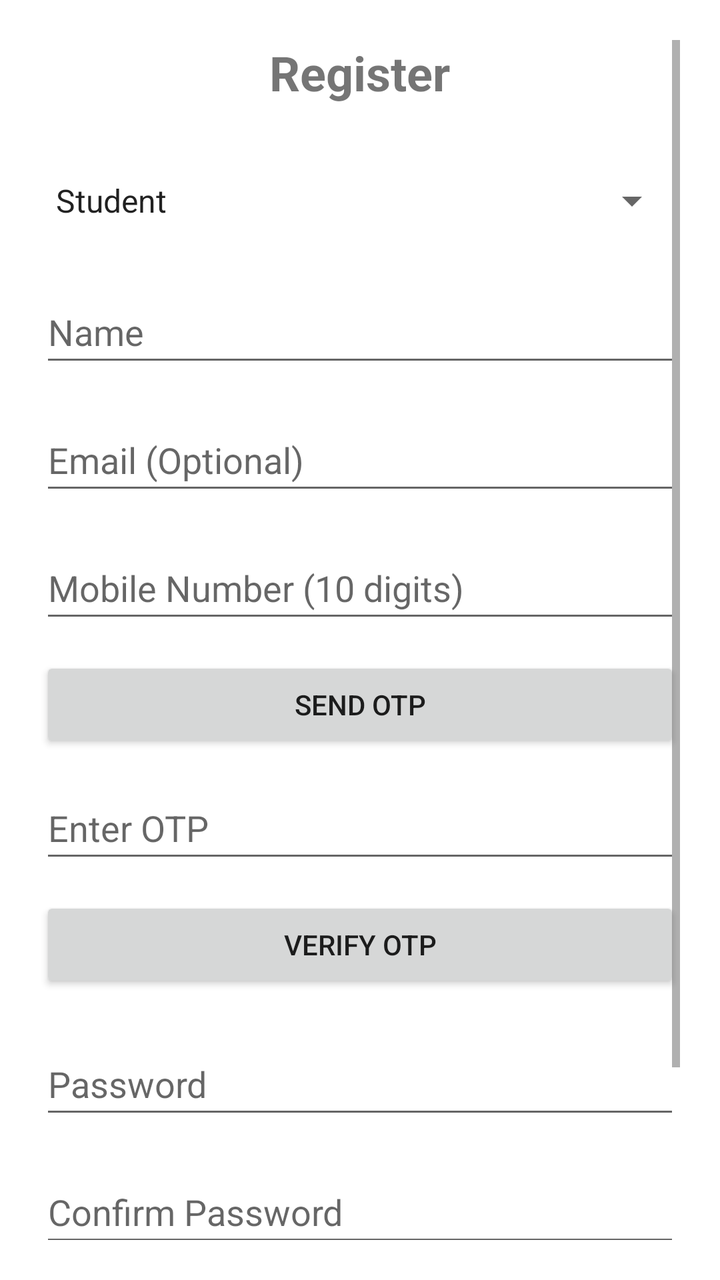
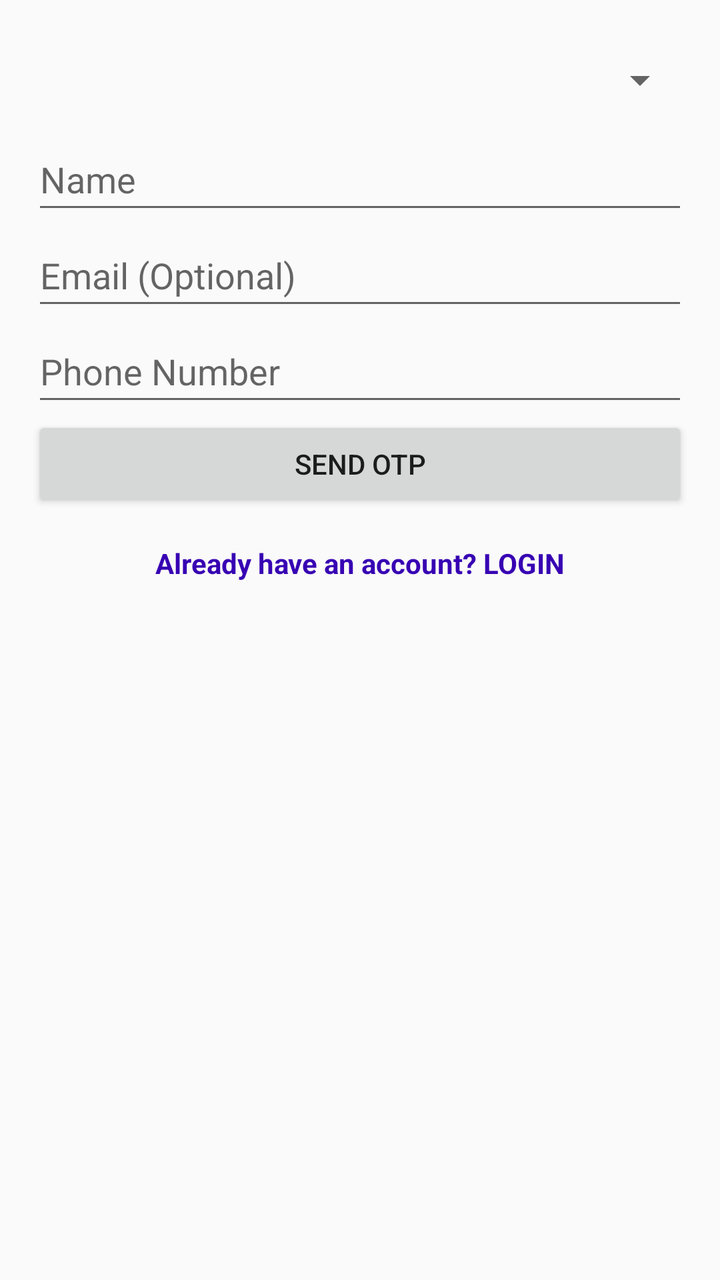

The first picture is an Android layout as it rendered before a commit; the second is the same layout after the commit. The layout source and the unified diff follow.
<!-- AndroidManifest.xml: application theme Theme.Seekshakcom -->
<!-- res/layout/activity_signup.xml -->
<?xml version="1.0" encoding="utf-8"?>
<ScrollView xmlns:android="http://schemas.android.com/apk/res/android"
    xmlns:tools="http://schemas.android.com/tools"
    android:layout_width="match_parent"
    android:layout_height="match_parent"
    android:padding="20dp"
    android:background="#FFFFFF">

    <LinearLayout
        android:layout_width="match_parent"
        android:layout_height="wrap_content"
        android:orientation="vertical"
        android:gravity="center_horizontal">

        <TextView
            android:id="@+id/textView_title"
            android:layout_width="wrap_content"
            android:layout_height="wrap_content"
            android:text="@string/register"
            android:textSize="24sp"
            android:textStyle="bold"
            android:layout_marginBottom="24dp" />

        <Spinner
            android:id="@+id/spinner_role"
            android:layout_width="match_parent"
            android:layout_height="wrap_content"
            android:layout_marginBottom="16dp"
            android:entries="@array/roles_array"
            android:minHeight="48dp" />

        <EditText
            android:id="@+id/editText_name"
            android:layout_width="match_parent"
            android:layout_height="wrap_content"
            android:layout_marginBottom="16dp"
            android:autofillHints=""
            android:hint="@string/name"
            android:inputType="textPersonName"
            android:minHeight="48dp"
            tools:ignore="VisualLintTextFieldSize" />

        <EditText
            android:id="@+id/editText_email"
            android:layout_width="match_parent"
            android:layout_height="wrap_content"
            android:layout_marginBottom="16dp"
            android:autofillHints=""
            android:hint="@string/email_optional"
            android:inputType="textEmailAddress"
            android:minHeight="48dp"
            tools:ignore="VisualLintTextFieldSize" />

        <EditText
            android:id="@+id/editText_phone"
            android:layout_width="match_parent"
            android:layout_height="wrap_content"
            android:layout_marginBottom="12dp"
            android:autofillHints=""
            android:hint="@string/mobile_number_10_digits"
            android:inputType="phone"
            android:maxLength="10"
            android:minHeight="48dp"
            tools:ignore="VisualLintTextFieldSize" />

        <Button
            android:id="@+id/button_send_otp"
            android:layout_width="match_parent"
            android:layout_height="wrap_content"
            android:text="@string/send_otp"
            android:layout_marginBottom="12dp"
            tools:ignore="VisualLintButtonSize" />

        <EditText
            android:id="@+id/editText_otp"
            android:layout_width="match_parent"
            android:layout_height="wrap_content"
            android:layout_marginBottom="12dp"
            android:autofillHints=""
            android:hint="@string/enter_otp"
            android:inputType="number"
            android:minHeight="48dp"
            tools:ignore="VisualLintTextFieldSize" />

        <Button
            android:id="@+id/button_verify_otp"
            android:layout_width="match_parent"
            android:layout_height="wrap_content"
            android:text="@string/verify_otp"
            android:layout_marginBottom="20dp"
            tools:ignore="VisualLintButtonSize" />

        <EditText
            android:id="@+id/editText_password"
            android:layout_width="match_parent"
            android:layout_height="wrap_content"
            android:layout_marginBottom="16dp"
            android:autofillHints=""
            android:hint="@string/password"
            android:inputType="textPassword"
            android:minHeight="48dp"
            tools:ignore="VisualLintTextFieldSize" />

        <EditText
            android:id="@+id/editText_confirm_password"
            android:layout_width="match_parent"
            android:layout_height="wrap_content"
            android:layout_marginBottom="20dp"
            android:autofillHints=""
            android:hint="@string/confirm_password"
            android:inputType="textPassword"
            android:minHeight="48dp"
            tools:ignore="VisualLintTextFieldSize" />

        <Button
            android:id="@+id/button_register"
            android:layout_width="match_parent"
            android:layout_height="wrap_content"
            android:text="Register"
            android:layout_marginBottom="24dp"
            tools:ignore="VisualLintButtonSize" />

        <TextView
            android:id="@+id/textView_login_redirect"
            android:layout_width="wrap_content"
            android:layout_height="wrap_content"
            android:text="@string/already_have_an_account_login_login"
            android:textColor="@color/purple_500"
            android:textStyle="bold"
            android:textSize="14sp"
            android:layout_marginTop="8dp" />

        
        <ProgressBar
            android:id="@+id/progressBar"
            style="?android:attr/progressBarStyle"
            android:layout_width="wrap_content"
            android:layout_height="wrap_content"
            android:visibility="gone"
            android:layout_marginTop="16dp" />

    </LinearLayout>
</ScrollView>
<!-- resources referenced by this layout -->
<resources>
  <string-array name="roles_array">
          <item>Student</item>
          <item>Tutor</item>
          <item>Institute</item>
      </string-array>
  <color name="purple_500">#FF6200EE</color>
  <string name="already_have_an_account_login_login">already_have_an_account_login_?_Login</string>
  <string name="confirm_password">Confirm Password</string>
  <string name="email_optional">Email (Optional)</string>
  <string name="enter_otp">Enter OTP</string>
  <string name="mobile_number_10_digits">Mobile Number (10 digits)</string>
  <string name="name">Name</string>
  <string name="password">Password</string>
  <string name="register">Register</string>
  <string name="send_otp">Send OTP</string>
  <string name="verify_otp">Verify OTP</string>
  <style name="Theme.Seekshakcom" parent="Theme.AppCompat.Light.NoActionBar">
          
          <item name="colorPrimary">@color/purple_500</item>
          <item name="colorPrimaryDark">@color/purple_700</item>
          <item name="colorAccent">@color/teal_200</item>
      </style>
  <color name="purple_700">#FF3700B3</color>
  <color name="teal_200">#FF03DAC5</color>
</resources>

<!-- the commit's change to res/layout/activity_signup.xml (unified diff, before → after) -->
@@ -3,141 +3,69 @@
     xmlns:tools="http://schemas.android.com/tools"
     android:layout_width="match_parent"
     android:layout_height="match_parent"
-    android:padding="20dp"
-    android:background="#FFFFFF">
+    android:padding="16dp">
 
     <LinearLayout
         android:layout_width="match_parent"
         android:layout_height="wrap_content"
-        android:orientation="vertical"
-        android:gravity="center_horizontal">
-
-        <TextView
-            android:id="@+id/textView_title"
-            android:layout_width="wrap_content"
-            android:layout_height="wrap_content"
-            android:text="@string/register"
-            android:textSize="24sp"
-            android:textStyle="bold"
-            android:layout_marginBottom="24dp" />
+        android:orientation="vertical">
 
         <Spinner
             android:id="@+id/spinner_role"
             android:layout_width="match_parent"
             android:layout_height="wrap_content"
-            android:layout_marginBottom="16dp"
-            android:entries="@array/roles_array"
-            android:minHeight="48dp" />
+            android:minHeight="48dp"
+            android:prompt="@string/select_role"/>
+
 
         <EditText
             android:id="@+id/editText_name"
             android:layout_width="match_parent"
             android:layout_height="wrap_content"
-            android:layout_marginBottom="16dp"
-            android:autofillHints=""
             android:hint="@string/name"
-            android:inputType="textPersonName"
-            android:minHeight="48dp"
-            tools:ignore="VisualLintTextFieldSize" />
+            android:minHeight="48dp" />
 
         <EditText
             android:id="@+id/editText_email"
             android:layout_width="match_parent"
             android:layout_height="wrap_content"
-            android:layout_marginBottom="16dp"
-            android:autofillHints=""
             android:hint="@string/email_optional"
             android:inputType="textEmailAddress"
-            android:minHeight="48dp"
-            tools:ignore="VisualLintTextFieldSize" />
+            android:minHeight="48dp" />
 
         <EditText
             android:id="@+id/editText_phone"
             android:layout_width="match_parent"
             android:layout_height="wrap_content"
-            android:layout_marginBottom="12dp"
-            android:autofillHints=""
-            android:hint="@string/mobile_number_10_digits"
+            android:hint="@string/phone_number"
             android:inputType="phone"
-            android:maxLength="10"
-            android:minHeight="48dp"
-            tools:ignore="VisualLintTextFieldSize" />
+            android:minHeight="48dp" />
 
         <Button
             android:id="@+id/button_send_otp"
             android:layout_width="match_parent"
             android:layout_height="wrap_content"
-            android:text="@string/send_otp"
-            android:layout_marginBottom="12dp"
-            tools:ignore="VisualLintButtonSize" />
+            android:text="@string/send_otp" />
 
-        <EditText
-            android:id="@+id/editText_otp"
-            android:layout_width="match_parent"
+        <ProgressBar
+            android:id="@+id/progressBar"
+            android:layout_width="wrap_content"
             android:layout_height="wrap_content"
-            android:layout_marginBottom="12dp"
-            android:autofillHints=""
-            android:hint="@string/enter_otp"
-            android:inputType="number"
-            android:minHeight="48dp"
-            tools:ignore="VisualLintTextFieldSize" />
-
-        <Button
-            android:id="@+id/button_verify_otp"
-            android:layout_width="match_parent"
-            android:layout_height="wrap_content"
-            android:text="@string/verify_otp"
-            android:layout_marginBottom="20dp"
-            tools:ignore="VisualLintButtonSize" />
-
-        <EditText
-            android:id="@+id/editText_password"
-            android:layout_width="match_parent"
-            android:layout_height="wrap_content"
-            android:layout_marginBottom="16dp"
-            android:autofillHints=""
-            android:hint="@string/password"
-            android:inputType="textPassword"
-            android:minHeight="48dp"
-            tools:ignore="VisualLintTextFieldSize" />
-
-        <EditText
-            android:id="@+id/editText_confirm_password"
-            android:layout_width="match_parent"
-            android:layout_height="wrap_content"
-            android:layout_marginBottom="20dp"
-            android:autofillHints=""
-            android:hint="@string/confirm_password"
-            android:inputType="textPassword"
-            android:minHeight="48dp"
-            tools:ignore="VisualLintTextFieldSize" />
-
-        <Button
-            android:id="@+id/button_register"
-            android:layout_width="match_parent"
-            android:layout_height="wrap_content"
-            android:text="Register"
-            android:layout_marginBottom="24dp"
-            tools:ignore="VisualLintButtonSize" />
+            android:visibility="gone"
+            android:layout_gravity="center" />
 
         <TextView
             android:id="@+id/textView_login_redirect"
             android:layout_width="wrap_content"
             android:layout_height="wrap_content"
-            android:text="@string/already_have_an_account_login_login"
-            android:textColor="@color/purple_500"
-            android:textStyle="bold"
-            android:textSize="14sp"
-            android:layout_marginTop="8dp" />
-
-        
-        <ProgressBar
-            android:id="@+id/progressBar"
-            style="?android:attr/progressBarStyle"
-            android:layout_width="wrap_content"
-            android:layout_height="wrap_content"
-            android:visibility="gone"
-            android:layout_marginTop="16dp" />
+            android:layout_gravity="center"
+            android:layout_marginTop="16dp"
+            android:clickable="true"
+            android:focusable="true"
+            android:minHeight="48dp"
+            android:text="Already have an account? LOGIN"
+            android:textColor="@color/purple_700"
+            android:textStyle="bold" />
 
     </LinearLayout>
 </ScrollView>
<!-- resource entries referenced after the edit -->
@@ -1,28 +1,18 @@
 <!-- resources referenced by this layout -->
 <resources>
-  <string-array name="roles_array">
-          <item>Student</item>
-          <item>Tutor</item>
-          <item>Institute</item>
-      </string-array>
-  <color name="purple_500">#FF6200EE</color>
-  <string name="already_have_an_account_login_login">already_have_an_account_login_?_Login</string>
-  <string name="confirm_password">Confirm Password</string>
+  <color name="purple_700">#FF3700B3</color>
   <string name="email_optional">Email (Optional)</string>
-  <string name="enter_otp">Enter OTP</string>
-  <string name="mobile_number_10_digits">Mobile Number (10 digits)</string>
   <string name="name">Name</string>
-  <string name="password">Password</string>
-  <string name="register">Register</string>
+  <string name="phone_number">Phone Number</string>
+  <string name="select_role">Select Role</string>
   <string name="send_otp">Send OTP</string>
-  <string name="verify_otp">Verify OTP</string>
   <style name="Theme.Seekshakcom" parent="Theme.AppCompat.Light.NoActionBar">
           
           <item name="colorPrimary">@color/purple_500</item>
           <item name="colorPrimaryDark">@color/purple_700</item>
           <item name="colorAccent">@color/teal_200</item>
       </style>
-  <color name="purple_700">#FF3700B3</color>
+  <color name="purple_500">#FF6200EE</color>
   <color name="teal_200">#FF03DAC5</color>
 </resources>
 
